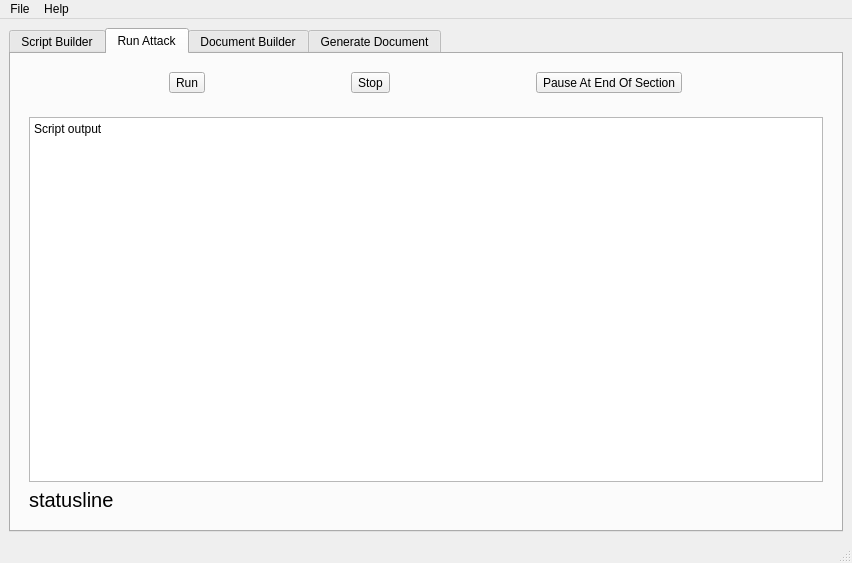
Above: App/UI/main.ui from ledbetterj1atwit/Senior-Project before the change. Below: the same form after it.
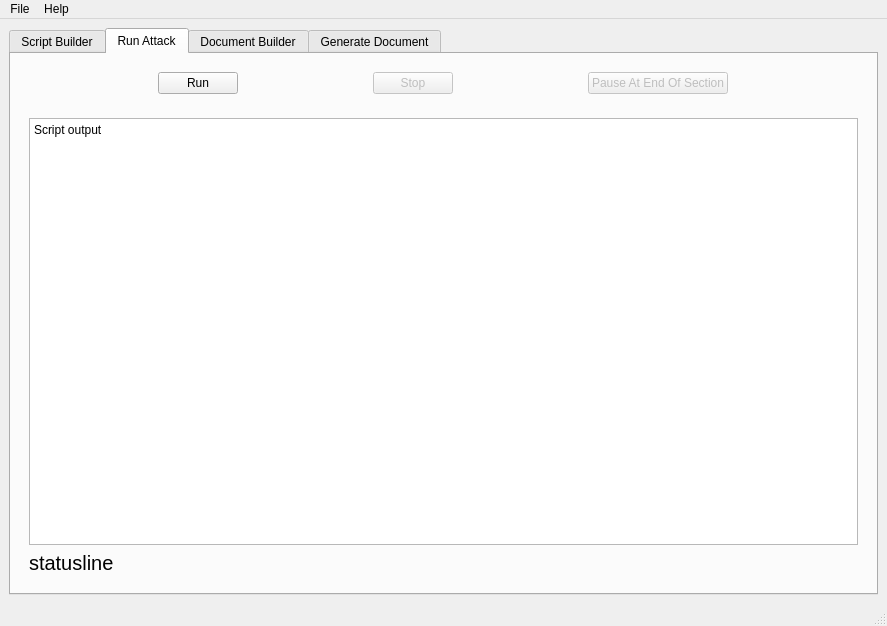
That is the form after the change. The open tabs and pages were chosen to show the change. Icons and pictures are not drawn.

Commit message: Work on run attack functionality

```diff
--- a/App/UI/main.ui
+++ b/App/UI/main.ui
@@ -6,8 +6,8 @@
    <rect>
     <x>0</x>
     <y>0</y>
-    <width>852</width>
-    <height>563</height>
+    <width>887</width>
+    <height>626</height>
    </rect>
   </property>
   <property name="windowTitle">
@@ -293,21 +293,45 @@
          <widget class="QWidget" name="run_action_buttons" native="true">
           <layout class="QHBoxLayout" name="horizontalLayout_6">
            <item>
-            <widget class="QToolButton" name="run_attack_2">
+            <widget class="QPushButton" name="run_button">
+             <property name="sizePolicy">
+              <sizepolicy hsizetype="Maximum" vsizetype="Fixed">
+               <horstretch>0</horstretch>
+               <verstretch>0</verstretch>
+              </sizepolicy>
+             </property>
              <property name="text">
               <string>Run</string>
              </property>
             </widget>
            </item>
            <item>
-            <widget class="QToolButton" name="stop_attack">
+            <widget class="QPushButton" name="run_stop_button">
+             <property name="enabled">
+              <bool>false</bool>
+             </property>
+             <property name="sizePolicy">
+              <sizepolicy hsizetype="Maximum" vsizetype="Fixed">
+               <horstretch>0</horstretch>
+               <verstretch>0</verstretch>
+              </sizepolicy>
+             </property>
              <property name="text">
               <string>Stop</string>
              </property>
             </widget>
            </item>
            <item>
-            <widget class="QToolButton" name="pause_attack">
+            <widget class="QPushButton" name="run_pause_button">
+             <property name="enabled">
+              <bool>false</bool>
+             </property>
+             <property name="sizePolicy">
+              <sizepolicy hsizetype="Maximum" vsizetype="Fixed">
+               <horstretch>0</horstretch>
+               <verstretch>0</verstretch>
+              </sizepolicy>
+             </property>
              <property name="text">
               <string>Pause At End Of Section</string>
              </property>
@@ -835,8 +859,8 @@
     <rect>
      <x>0</x>
      <y>0</y>
-     <width>852</width>
-     <height>22</height>
+     <width>887</width>
+     <height>21</height>
     </rect>
    </property>
    <widget class="QMenu" name="menuFile">
```
Left out of the diff: 44 changed lines with no effect on the pictures. The commit also changes 3 other files.
